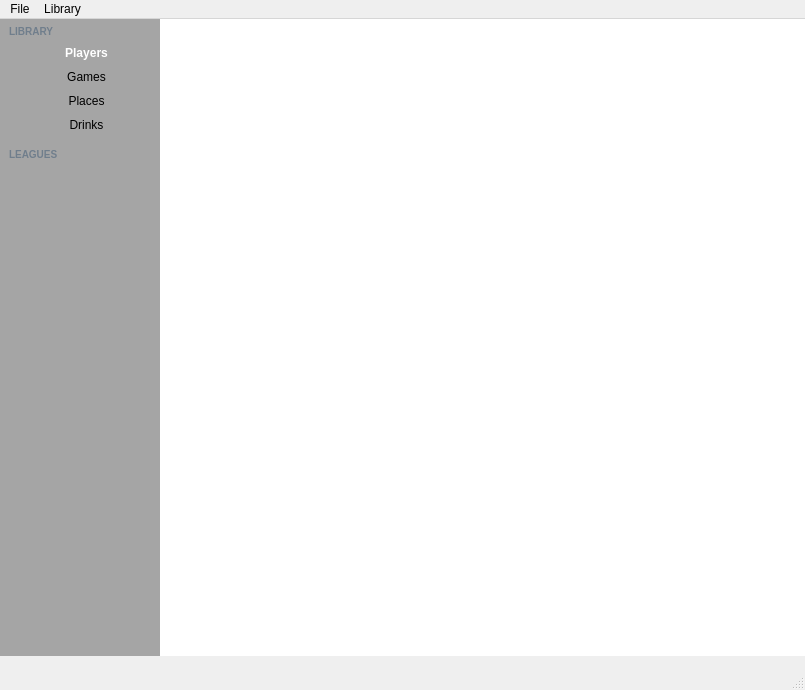
This is src/ui/mainwindow.ui in lbproductions/psnewmodel as Qt 5 draws it before an edit. The edited form follows.
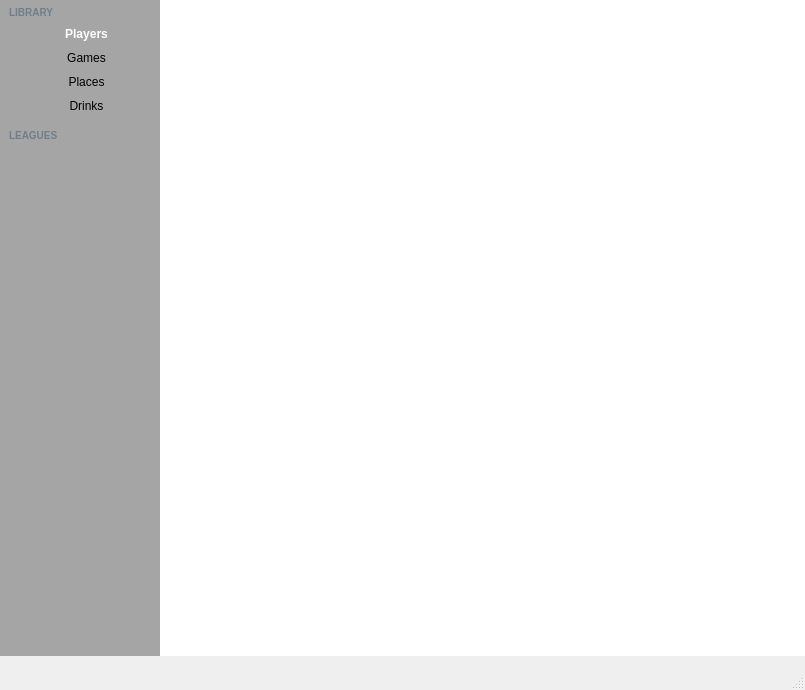
This is the edited form. Icons and pictures are not drawn.

Commit message: Added a drinks model and information dialog. added a global menu bar.

Patch:
```diff
--- a/src/ui/mainwindow.ui
+++ b/src/ui/mainwindow.ui
@@ -321,33 +321,6 @@
     </item>
    </layout>
   </widget>
-  <widget class="QMenuBar" name="menuBar">
-   <property name="geometry">
-    <rect>
-     <x>0</x>
-     <y>0</y>
-     <width>805</width>
-     <height>22</height>
-    </rect>
-   </property>
-   <widget class="QMenu" name="menuLibrary">
-    <property name="title">
-     <string>Library</string>
-    </property>
-    <addaction name="actionPlayers"/>
-    <addaction name="actionGames"/>
-    <addaction name="actionPlaces"/>
-    <addaction name="actionDrinks"/>
-   </widget>
-   <widget class="QMenu" name="menuFile">
-    <property name="title">
-     <string>File</string>
-    </property>
-    <addaction name="actionInformation"/>
-   </widget>
-   <addaction name="menuFile"/>
-   <addaction name="menuLibrary"/>
-  </widget>
   <widget class="QStatusBar" name="statusBar">
    <property name="minimumSize">
     <size>
```
Left out of the diff: 8 changed lines with no effect on the pictures. The commit also changes 21 other files.
